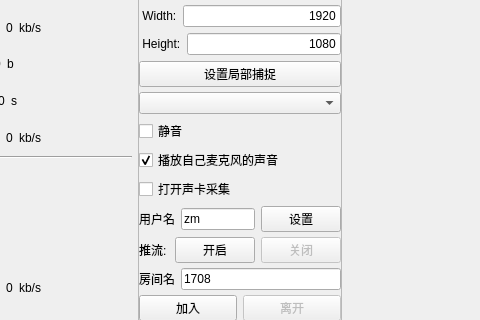
The window that RTPDemo.ui (ZhongHuaRong/RTPDemo) describes before a commit, drawn with Qt 5; both pictures show x 83 to 563 and y 148 to 468 of the 1055 by 652 pixel window.
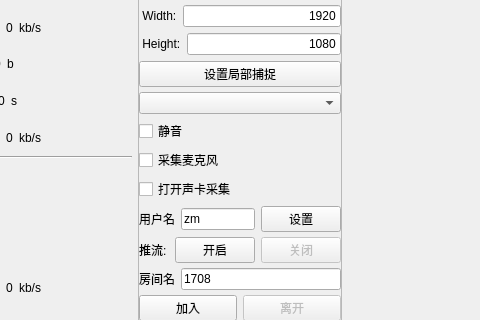
The same window after the commit.

```diff
--- a/RTPDemo.ui
+++ b/RTPDemo.ui
@@ -774,10 +774,10 @@
           <item>
            <widget class="QCheckBox" name="cbox_MicShow">
             <property name="text">
-             <string>播放自己麦克风的声音</string>
+             <string>采集麦克风</string>
             </property>
             <property name="checked">
-             <bool>true</bool>
+             <bool>false</bool>
             </property>
            </widget>
           </item>
```
Left out of the diff: 2 changed lines with no effect on the pictures.
